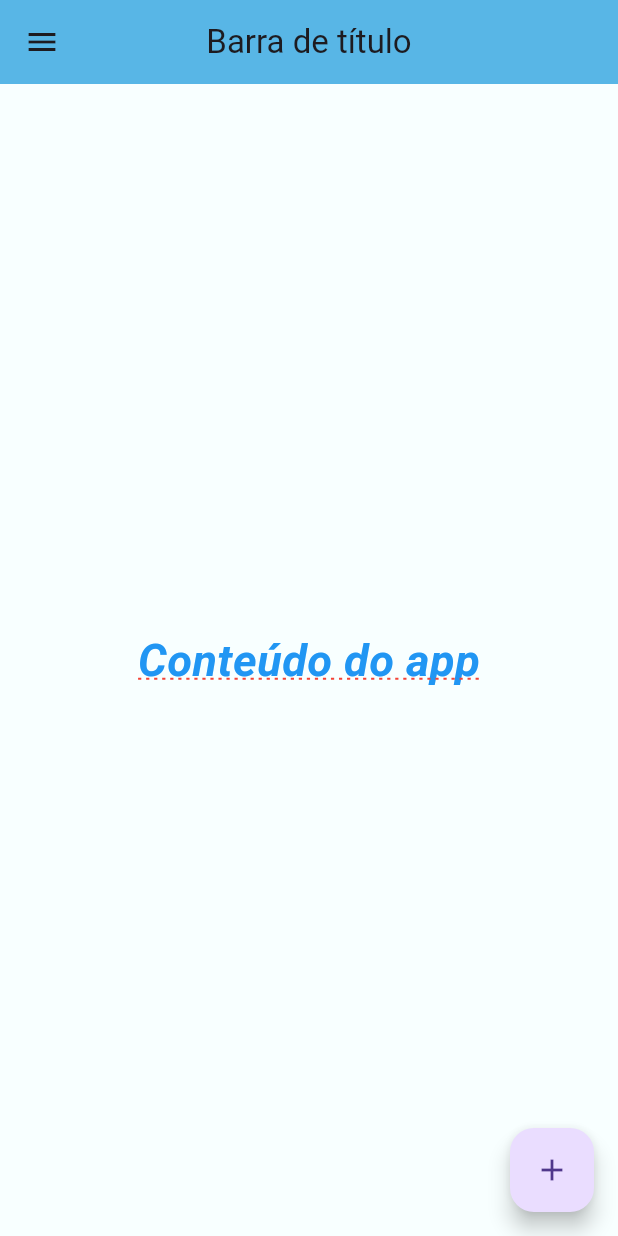
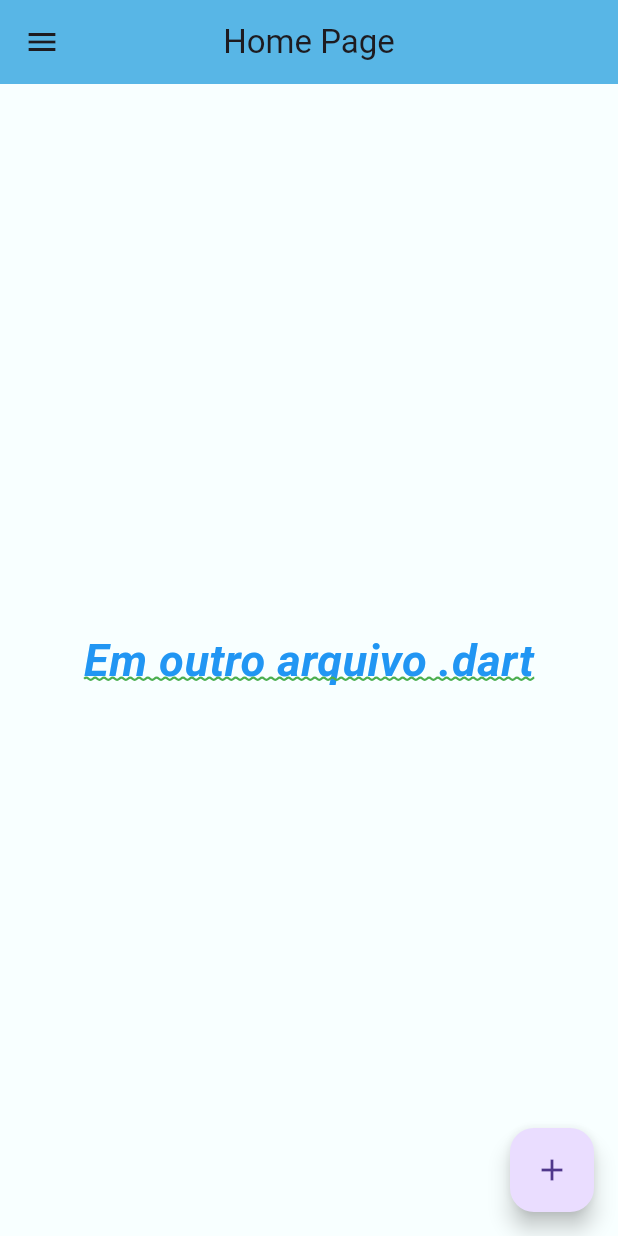
Before and after one commit to andersonmarques/exemplo01_hellow_flutter, a Flutter app: the screen it shows after launch, on a phone screen of 412 x 824 dp. Run offline on Flutter 3.47's test engine with Material 3 defaults, Android fonts, the phone set to English and light mode, and no system bars; generated files the repository leaves out were written again.

Commit message:
Organizando a homepage
Alguns ajustes foram feitos:
Organizei a home page em outro arquivo .dart;
Foram criados métodos para facilitar a leitura do código da barra de título e do corpo da página.

```diff
--- a/exemplo01_hellow_flutter/lib/main.dart
+++ b/exemplo01_hellow_flutter/lib/main.dart
@@ -1,3 +1,4 @@
+import 'package:exemplo01_hellow_flutter/src/pages/home_page.dart';
 import 'package:flutter/material.dart';
 
 void main() => runApp(const MyApp());
@@ -15,44 +16,3 @@ class MyApp extends StatelessWidget {
     );
   }
 }
-
-class HomePage extends StatelessWidget {
-  const HomePage({super.key});
-
-  @override
-  Widget build(BuildContext context) {
-    return Scaffold(
-      appBar: AppBar(
-        title: const Text('Barra de título'),
-        centerTitle: true,
-        backgroundColor: const Color.fromARGB(255, 88, 182, 230),
-      ),
-      body: Container(
-        //cor de fundo: azul aline blue
-        color: const Color.fromARGB(240, 248, 255, 255),
-        child: const Center(
-          child: Text(
-            'Conteúdo do app',
-            style: TextStyle(
-              fontSize: 30,
-              color: Colors.blue,
-              fontWeight: FontWeight.bold,
-              fontStyle: FontStyle.italic,
-              decoration: TextDecoration.underline,
-              decorationColor: Colors.red,
-              decorationStyle: TextDecorationStyle.dotted,
-            ),
-          ),
-        ),
-      ),
-      //drawer: menu lateral esquerdo
-      drawer: Container(
-        color: const Color.fromARGB(255, 2, 38, 92),
-      ),
-      floatingActionButton: FloatingActionButton(
-        onPressed: () {},
-        child: const Icon(Icons.add),
-      ),
-    );
-  }
-}
--- /dev/null
+++ b/exemplo01_hellow_flutter/lib/src/pages/home_page.dart
@@ -0,0 +1,73 @@
+import 'package:flutter/material.dart';
+
+class HomePage extends StatelessWidget {
+  const HomePage({super.key});
+
+  @override
+  Widget build(BuildContext context) {
+    return Scaffold(
+      appBar: _appBar(),
+      body: _body(),
+      //drawer: menu lateral esquerdo
+      drawer: Container(
+        color: const Color.fromARGB(255, 2, 38, 92),
+      ),
+      floatingActionButton: FloatingActionButton(
+        onPressed: () {},
+        child: const Icon(Icons.add),
+      ),
+    );
+  }
+
+  _appBar() {
+    return AppBar(
+      title: const Text('Home Page'),
+      centerTitle: true,
+      backgroundColor: const Color.fromARGB(255, 88, 182, 230),
+    );
+    // return AppBar(
+    //   title: const Text('Home Page'),
+    //   centerTitle: true,
+    //   backgroundColor: Colors.blue,
+    //   actions: <Widget>[
+    //     IconButton(
+    //       icon: const Icon(Icons.add),
+    //       onPressed: () {
+    //         print('Adicionar');
+    //       },
+    //     ),
+    //     IconButton(
+    //       icon: const Icon(Icons.favorite),
+    //       onPressed: () {
+    //         print('Favoritar');
+    //       },
+    //     ),
+    //   ],
+    // );
+  }
+
+  _body() {
+    return Container(
+      //cor de fundo: azul aline blue
+      color: const Color.fromARGB(240, 248, 255, 255),
+      child: Center(
+        child: _text(),
+      ),
+    );
+  }
+
+  _text() {
+    return const Text(
+      'Em outro arquivo .dart',
+      style: TextStyle(
+        fontSize: 30,
+        color: Colors.blue,
+        fontWeight: FontWeight.bold,
+        fontStyle: FontStyle.italic,
+        decoration: TextDecoration.underline,
+        decorationColor: Colors.green,
+        decorationStyle: TextDecorationStyle.wavy,
+      ),
+    );
+  }
+}
```
Also changed, not shown: exemplo01_hellow_flutter/assets/images/LogoLabTeC_Banner.png (added).
